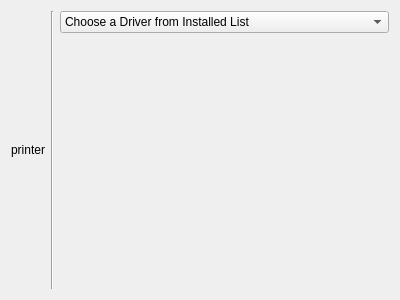
This is add-printer/PageChoosePPD.ui in KDE/print-manager as Qt 5 draws it before an edit. The edited form follows.
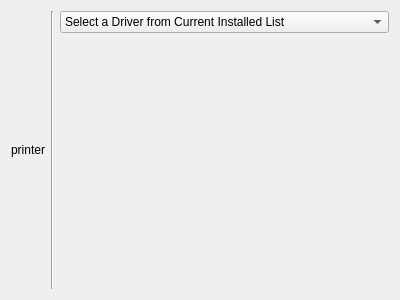
This is the edited form.

Diff of the .ui file:
```diff
--- a/add-printer/PageChoosePPD.ui
+++ b/add-printer/PageChoosePPD.ui
@@ -86,7 +86,7 @@
      </property>
      <item>
       <property name="text">
-       <string>Choose a Driver from Installed List</string>
+       <string>Select a Driver from Current Installed List</string>
       </property>
      </item>
      <item>
```
Left out of the diff: 4 changed lines with no effect on the pictures.
